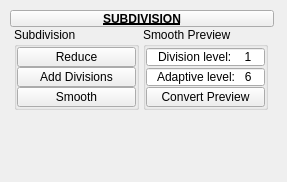
The window that tentacle/ui/uiLevel_3/subdivision.ui (m3trik/tentacle) describes before a commit, drawn with Qt 5.
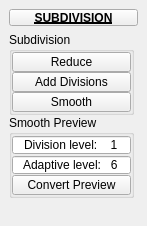
The same window after the commit. Custom widgets are drawn as their Qt base class.

Patch:
```diff
--- a/tentacle/ui/uiLevel_3/subdivision.ui
+++ b/tentacle/ui/uiLevel_3/subdivision.ui
@@ -9,8 +9,8 @@
    <rect>
     <x>0</x>
     <y>0</y>
-    <width>287</width>
-    <height>182</height>
+    <width>147</width>
+    <height>226</height>
    </rect>
   </property>
   <property name="minimumSize">
@@ -38,21 +38,36 @@
    <set>QMainWindow::AllowNestedDocks|QMainWindow::AllowTabbedDocks|QMainWindow::AnimatedDocks|QMainWindow::ForceTabbedDocks</set>
   </property>
   <widget class="QWidget" name="mainWindow">
-   <widget class="QWidget" name="layoutWidget_2">
-    <property name="geometry">
-     <rect>
-      <x>10</x>
-      <y>10</y>
-      <width>264</width>
-      <height>151</height>
-     </rect>
-    </property>
-    <layout class="QGridLayout" name="gridLayout_2">
-     <property name="spacing">
-      <number>0</number>
-     </property>
-     <item row="1" column="1" colspan="2">
-      <layout class="QHBoxLayout" name="horizontalLayout">
+   <layout class="QVBoxLayout" name="verticalLayout_2">
+    <item>
+     <widget class="PushButtonDraggable" name="draggable_header">
+      <property name="minimumSize">
+       <size>
+        <width>19</width>
+        <height>17</height>
+       </size>
+      </property>
+      <property name="maximumSize">
+       <size>
+        <width>999</width>
+        <height>17</height>
+       </size>
+      </property>
+      <property name="font">
+       <font>
+        <weight>75</weight>
+        <bold>true</bold>
+        <underline>true</underline>
+       </font>
+      </property>
+      <property name="text">
+       <string>SUBDIVISION</string>
+      </property>
+      <property name="checkable">
+       <bool>true</bool>
+      </property>
+     </widget>
+    </item>
        <item>
         <layout class="QVBoxLayout" name="verticalLayout">
          <property name="spacing">
@@ -225,26 +240,6 @@
           </widget>
          </item>
          <item>
-          <spacer name="verticalSpacer">
-           <property name="orientation">
-            <enum>Qt::Vertical</enum>
-           </property>
-           <property name="sizeHint" stdset="0">
-            <size>
-             <width>20</width>
-             <height>40</height>
-            </size>
-           </property>
-          </spacer>
-         </item>
-        </layout>
-       </item>
-       <item>
-        <layout class="QVBoxLayout" name="verticalLayout_2">
-         <property name="spacing">
-          <number>0</number>
-         </property>
-         <item>
           <widget class="QGroupBox" name="gb000">
            <property name="minimumSize">
             <size>
@@ -398,7 +393,7 @@
           </widget>
          </item>
          <item>
-          <spacer name="verticalSpacer_2">
+       <spacer name="verticalSpacer">
            <property name="orientation">
             <enum>Qt::Vertical</enum>
            </property>
@@ -413,38 +408,6 @@
         </layout>
        </item>
       </layout>
-     </item>
-     <item row="0" column="1" colspan="2">
-      <widget class="PushButtonDraggable" name="draggable_header">
-       <property name="minimumSize">
-        <size>
-         <width>19</width>
-         <height>17</height>
-        </size>
-       </property>
-       <property name="maximumSize">
-        <size>
-         <width>999</width>
-         <height>17</height>
-        </size>
-       </property>
-       <property name="font">
-        <font>
-         <weight>75</weight>
-         <bold>true</bold>
-         <underline>true</underline>
-        </font>
-       </property>
-       <property name="text">
-        <string>SUBDIVISION</string>
-       </property>
-       <property name="checkable">
-        <bool>true</bool>
-       </property>
-      </widget>
-     </item>
-    </layout>
-   </widget>
   </widget>
  </widget>
  <customwidgets>
```
Lines whose indentation alone changed are shown as unchanged.
